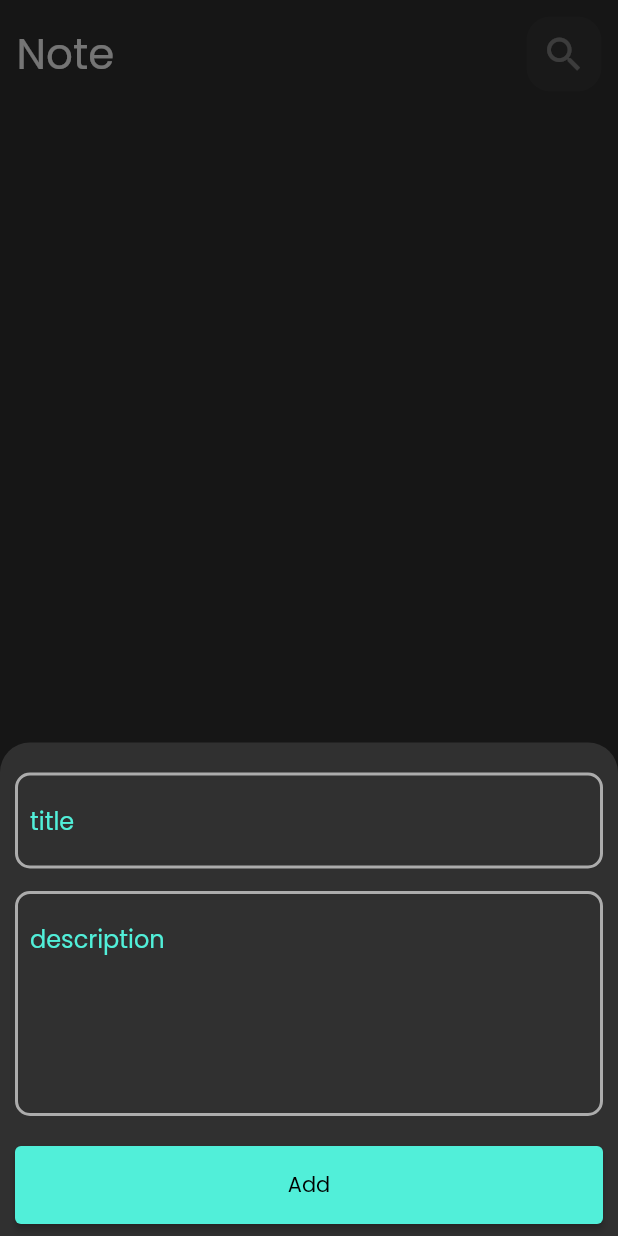
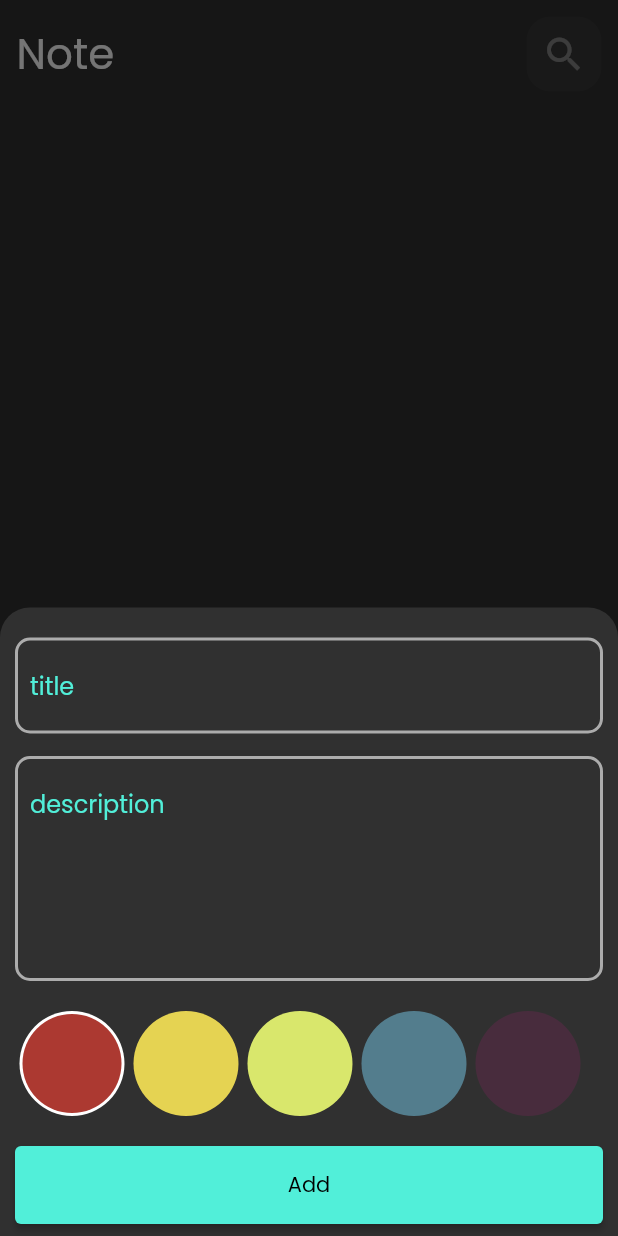
Before and after one commit to ahmedmmetwally/flutter-notes-app, a Flutter app: the screen it shows after launch, after a tap on the "add" icon, on a phone screen of 412 x 824 dp. Run offline on Flutter 3.47's test engine with Material 2 defaults, Android fonts, the phone set to English and light mode, and no system bars; our stand-ins replace bloc, flutter_bloc, font_awesome_flutter, hive, hive_flutter, modal_progress_hud_nsn; accounts and stored records are empty.

Commit message:
add colors

```diff
--- a/lib/constant.dart
+++ b/lib/constant.dart
@@ -3,4 +3,11 @@
  import 'package:flutter/material.dart';
 
 const Color floatingColor=Color(0xff51EFD9);
-const String KNoteBox="notes_box";
+const String kNoteBox="notes_box";
+ List<Color> kColors = const [
+  Color(0xffAC3931),
+  Color(0xffE5D352),
+  Color(0xffD9E76C),
+  Color(0xff537D8D),
+  Color(0xff482C3D),
+ ];
--- a/lib/cubits/add_note_cubit/add_note_cubit.dart
+++ b/lib/cubits/add_note_cubit/add_note_cubit.dart
@@ -12,7 +12,7 @@ class AddNoteCubit extends Cubit<AddNoteState> {
   addNote(NoteModel note)async{
     emit(AddNoteLoadign());
     try{
-      var noteBox=Hive.box<NoteModel>(KNoteBox);
+      var noteBox=Hive.box<NoteModel>(kNoteBox);
        await noteBox.add(note);
        emit(AddNoteSuccess());
     }catch(e){
--- a/lib/cubits/note_cubit/note_cubit.dart
+++ b/lib/cubits/note_cubit/note_cubit.dart
@@ -12,7 +12,7 @@ class NoteCubit extends Cubit<NoteState> {
 
   fetchAllNotes()async{
 
-      var noteBox=Hive.box<NoteModel>(KNoteBox);
+      var noteBox=Hive.box<NoteModel>(kNoteBox);
        List<NoteModel> notes=noteBox.values.toList();
        emit(NoteSuccess(notes));
   }
--- a/lib/main.dart
+++ b/lib/main.dart
@@ -12,7 +12,7 @@ import 'package:notes_app_bloc_local_database/views/notes_view.dart';
 void main() async{
   await Hive.initFlutter();
   Hive.registerAdapter(NoteModelAdapter());
-  await Hive.openBox<NoteModel>(KNoteBox);
+  await Hive.openBox<NoteModel>(kNoteBox);
   Bloc.observer=SimpleBlocObserver();
   runApp(const NotesApp());
 }
--- a/lib/views/widgets/add_note_form.dart
+++ b/lib/views/widgets/add_note_form.dart
@@ -4,6 +4,7 @@ import 'package:flutter_bloc/flutter_bloc.dart';
 import 'package:notes_app_bloc_local_database/constant.dart';
 import 'package:notes_app_bloc_local_database/cubits/add_note_cubit/add_note_cubit.dart';
 import 'package:notes_app_bloc_local_database/models/note_model.dart';
+import 'package:notes_app_bloc_local_database/views/widgets/colors_list_view.dart';
 import 'package:notes_app_bloc_local_database/views/widgets/custom_text_field.dart';
 import 'package:intl/intl.dart';
 
@@ -34,6 +35,8 @@ class _AddNoteFormState extends State<AddNoteForm> {
           CustomTextField(hint: "description",maxLines: 5,onSaved: (value){
             subtitle=value;
           },),
+          Container(height: 20,),
+          ColorsListView(),
           Container(height: 20,),
           SizedBox(
             height: 60,
--- a/lib/views/widgets/colors_list_view.dart
+++ b/lib/views/widgets/colors_list_view.dart
@@ -0,0 +1,44 @@
+
+import 'package:flutter/material.dart';
+import 'package:notes_app_bloc_local_database/constant.dart';
+
+class ColorsListView extends StatefulWidget {
+  @override
+  State<ColorsListView> createState() => _ColorsListViewState();
+}
+
+class _ColorsListViewState extends State<ColorsListView> {
+  int  currentIndex=0;
+
+  @override
+  Widget build(BuildContext context) {
+    return SizedBox(
+      height: 70,
+      child: ListView.builder(
+        scrollDirection: Axis.horizontal,
+        itemCount:kColors.length,
+        itemBuilder:(context,index) {
+         return GestureDetector(onTap: (){
+           currentIndex=index;
+           setState(() {
+
+           });
+         },child: ColorItem(color:kColors[index],isActive: currentIndex==index,));
+        }),
+    );
+  }
+}
+
+class ColorItem extends StatelessWidget {
+   ColorItem({Key? key,this.isActive=false,required this.color}) : super(key: key);
+    final bool isActive;
+    final Color color;
+    @override
+     Widget build(BuildContext context) {
+      return  Padding(
+      padding: const EdgeInsets.symmetric(horizontal: 3),
+      child: isActive?  CircleAvatar(radius: 35,backgroundColor: Colors.white,child: CircleAvatar(radius: 33,backgroundColor: color,),)
+          :CircleAvatar(radius: 35,backgroundColor: color,)
+    );
+  }
+}
```
